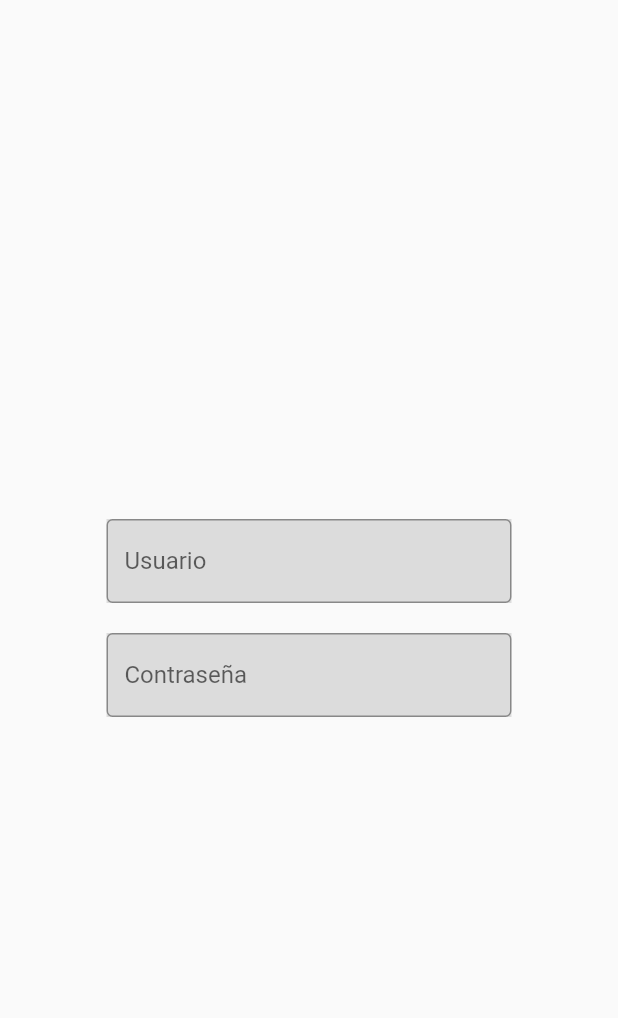
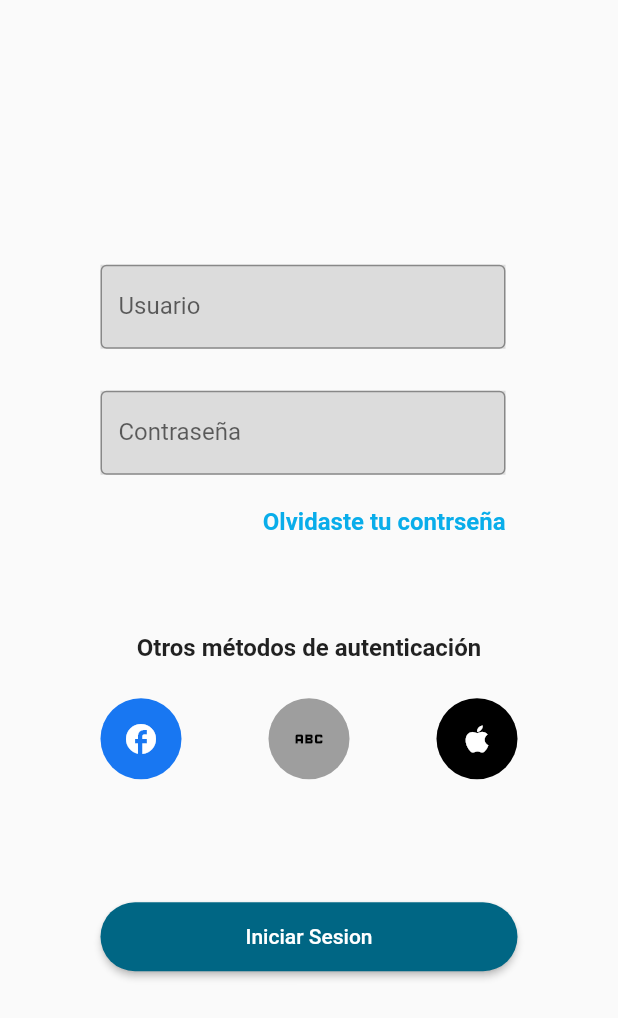
Before and after one commit to MarioBosque44/colocho_store, a Flutter app: the screen it shows after launch, on a phone screen of 412 x 824 dp. Shown: the top 1018 px of the screen. Run offline on Flutter 3.47's test engine with Material 2 defaults, Android fonts, the phone set to English and light mode, and no system bars.

Commit message:
Finalizacion Login

```diff
--- a/lib/login.dart
+++ b/lib/login.dart
@@ -16,7 +16,11 @@ class _LoginScreenState extends State<LoginScreen> {
       body: Center(
         child: Column(
           mainAxisAlignment: MainAxisAlignment.center,
-          crossAxisAlignment: CrossAxisAlignment.center,
+          crossAxisAlignment: CrossAxisAlignment.start,
+          children: [
+            Column(
+              mainAxisAlignment: MainAxisAlignment.center,
+              crossAxisAlignment: CrossAxisAlignment.end,
               children: [
                 Container(
                   width: 270,
@@ -30,7 +34,7 @@ class _LoginScreenState extends State<LoginScreen> {
                     ),
                   ),
                 ),
-            const SizedBox(height: 20),
+                const SizedBox(height: 28),
                 Container(
                   width: 270,
                   height: 56,
@@ -43,6 +47,101 @@ class _LoginScreenState extends State<LoginScreen> {
                     ),
                   ),
                 ),
+                const SizedBox(height: 22),
+                const Text(
+                  "Olvidaste tu contrseña",
+                  style: TextStyle(
+                      color: Color(0xFF09ADEA),
+                      fontSize: 16.0,
+                      fontWeight: FontWeight.w600),
+                ),
+              ],
+            ),
+            const SizedBox(height: 65),
+            Column(
+              children: [
+                Text(
+                  "Otros métodos de autenticación",
+                  style: TextStyle(
+                    fontSize: 16.0,
+                    fontWeight: FontWeight.w600,
+                  ),
+                ),
+                const SizedBox(
+                  height: 24,
+                ),
+                Container(
+                  width: 278.0,
+                  child: Row(
+                    mainAxisAlignment: MainAxisAlignment.spaceBetween,
+                    children: [
+                      Ink(
+                        width: 54.0,
+                        height: 54.0,
+                        decoration: const ShapeDecoration(
+                          color: Color(0xFF1877F2),
+                          shape: CircleBorder(),
+                        ),
+                        child: IconButton(
+                          padding: const EdgeInsets.all(10.0),
+                          icon: const Icon(Icons.facebook),
+                          color: Colors.white,
+                          onPressed: () {},
+                        ),
+                      ),
+                      Ink(
+                        width: 54.0,
+                        height: 54.0,
+                        decoration: const ShapeDecoration(
+                          color: Colors.grey,
+                          shape: CircleBorder(),
+                        ),
+                        child: IconButton(
+                          padding: const EdgeInsets.all(10.0),
+                          icon: const Icon(Icons.abc),
+                          color: Colors.black,
+                          onPressed: () {},
+                        ),
+                      ),
+                      Ink(
+                        width: 54.0,
+                        height: 54.0,
+                        decoration: const ShapeDecoration(
+                          color: Colors.black,
+                          shape: CircleBorder(),
+                        ),
+                        child: IconButton(
+                          padding: const EdgeInsets.all(10.0),
+                          icon: const Icon(Icons.apple),
+                          color: Colors.white,
+                          onPressed: () {},
+                        ),
+                      ),
+                    ],
+                  ),
+                ),
+                const SizedBox(
+                  height: 82.0,
+                ),
+                SizedBox(
+                  width: 278,
+                  height: 46,
+                  child: ElevatedButton(
+                    style: ButtonStyle(
+                        backgroundColor: MaterialStateProperty.all(
+                          const Color(0xFF006684),
+                        ),
+                        shape:
+                            MaterialStateProperty.all<RoundedRectangleBorder>(
+                                RoundedRectangleBorder(
+                          borderRadius: BorderRadius.circular(100.0),
+                        ))),
+                    onPressed: () {},
+                    child: const Text('Iniciar Sesion'),
+                  ),
+                ),
+              ],
+            ),
           ],
         ),
       ),
```
Lines whose indentation alone changed are shown as unchanged.
